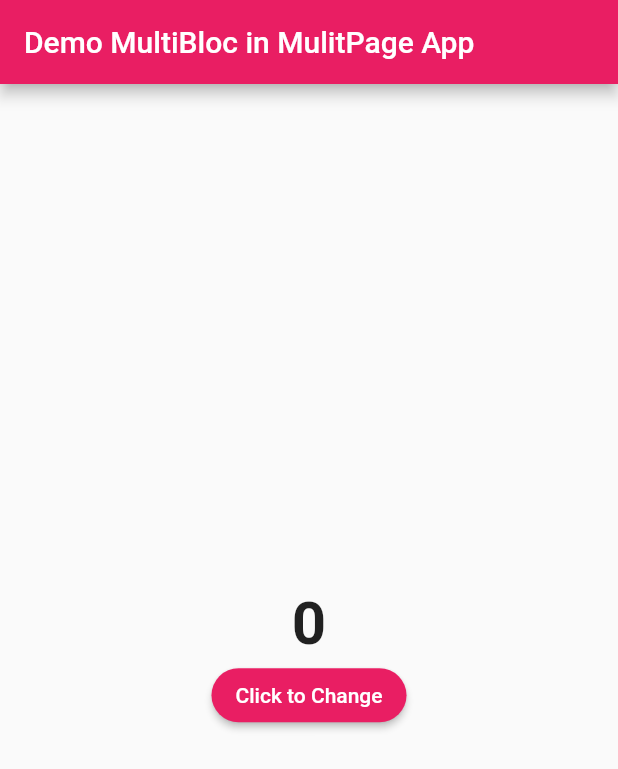
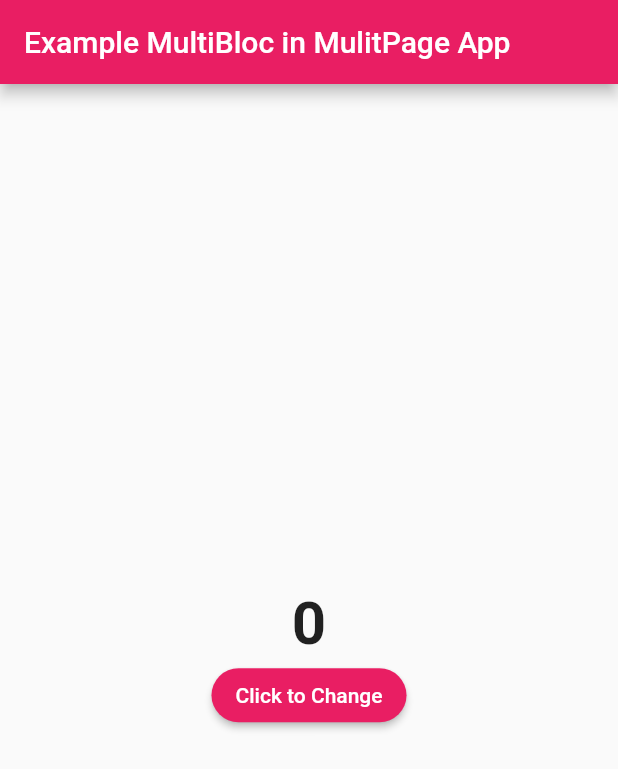
Before and after one commit to rivydhoassidiq/demo_multibloc, a Flutter app: the screen it shows after launch, on a phone screen of 412 x 824 dp. Shown: the top 769 px of the screen. Run offline on Flutter 3.47's test engine with Material 2 defaults, Android fonts, the light colour scheme and no system bars; our stand-ins replace bloc, flutter_bloc.

Commit message:
ubah appbar title

```diff
--- a/lib/ui/draft_page.dart
+++ b/lib/ui/draft_page.dart
@@ -12,7 +12,7 @@ class DraftPage extends StatelessWidget {
     return Scaffold(
       appBar: AppBar(
         backgroundColor: backgroundColor,
-        title: Text('Demo MultiBloc in MulitPage App'),
+        title: Text('Example MultiBloc in MulitPage App'),
       ),
       body: body,
     );
```
